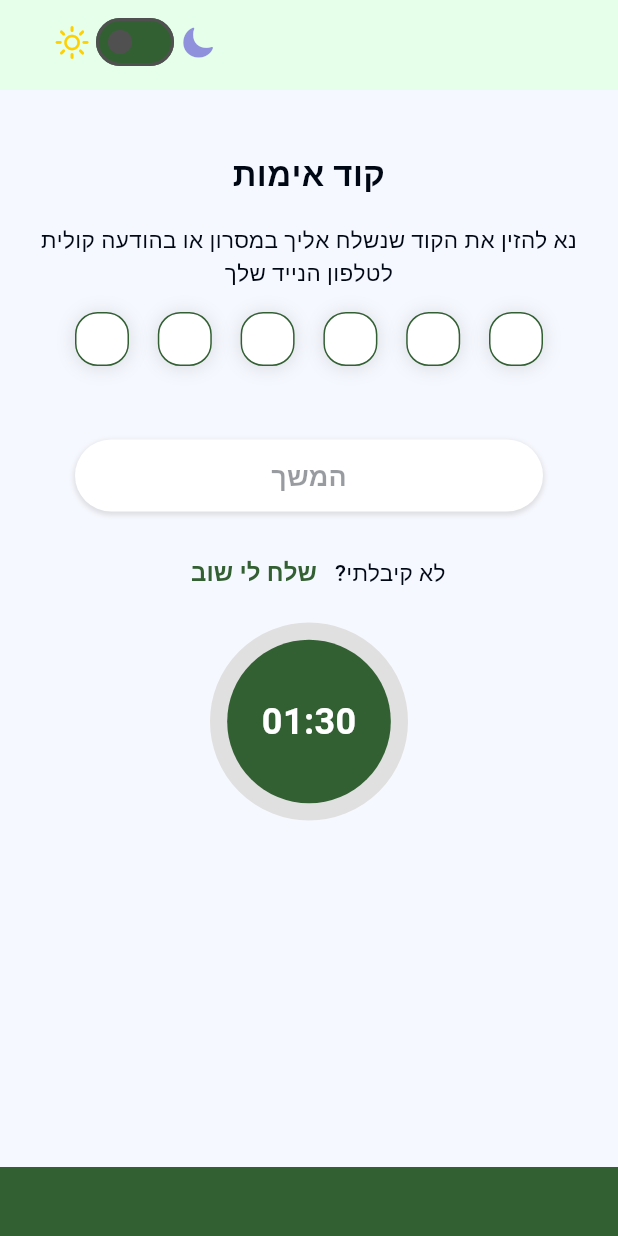
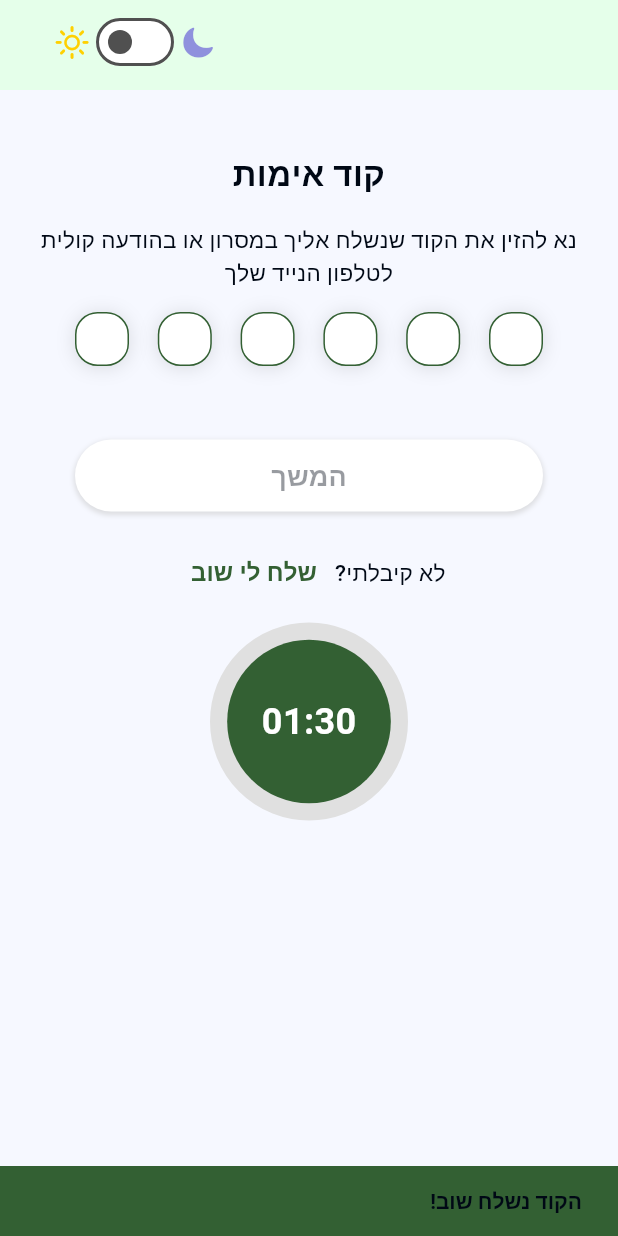
Before and after one commit to ShaharAsraf/fmr, a Flutter app: the screen it shows after launch, after a tap on "שליחת קוד אימות", after a tap on "שלח לי שוב", on a phone screen of 412 x 824 dp. Run offline on Flutter 3.47's test engine with Material 3 defaults, Android fonts, the light colour scheme and no system bars; drawn by our look-alikes of circular_countdown_timer, pin_code_fields; our stand-ins replace rxdart, shared_preferences.

Commit message:
run on ios & minor ui changes

```diff
--- a/lib/src/screens/main/widgets/confirmation_stage.dart
+++ b/lib/src/screens/main/widgets/confirmation_stage.dart
@@ -1,11 +1,12 @@
 import 'dart:async';
+
+import 'package:circular_countdown_timer/circular_countdown_timer.dart';
 import 'package:flutter/material.dart';
 import 'package:fmr/src/blocs/main/main_bloc_provider.dart';
 import 'package:fmr/src/blocs/ui/ui_bloc_provider.dart';
 import 'package:fmr/src/style/colors.dart';
 import 'package:fmr/src/style/theme.dart';
 import 'package:pin_code_fields/pin_code_fields.dart';
-import 'package:circular_countdown_timer/circular_countdown_timer.dart';
 
 class ConfirmationStage extends StatefulWidget {
   const ConfirmationStage({Key? key}) : super(key: key);
@@ -58,7 +59,12 @@ class _ConfirmationStageState extends State<ConfirmationStage> {
   void snackBar(String? message) {
     ScaffoldMessenger.of(context).showSnackBar(
       SnackBar(
-        content: Directionality(textDirection: TextDirection.rtl, child: Text(message!)),
+        content: Directionality(
+            textDirection: TextDirection.rtl,
+            child: Text(
+              message!,
+              style: Theme.of(context).textTheme.headlineSmall,
+            )),
         duration: const Duration(seconds: 2),
       ),
     );
--- a/lib/src/screens/main/widgets/init_stage.dart
+++ b/lib/src/screens/main/widgets/init_stage.dart
@@ -40,9 +40,9 @@ class InitStage extends StatelessWidget {
         onPressed: () {
           MainBlocProvider.of(context).onStageChange();
         },
-        child: const Padding(
-          padding: EdgeInsets.symmetric(horizontal: 20),
-          child: Text('שליחת קוד אימות', style: TextStyle(fontWeight: FontWeight.bold, fontSize: 14)),
+        child: Padding(
+          padding: const EdgeInsets.symmetric(horizontal: 20),
+          child: Text('שליחת קוד אימות', style: Theme.of(context).textTheme.headlineSmall),
         ));
   }
 }
--- a/lib/src/style/colors.dart
+++ b/lib/src/style/colors.dart
@@ -8,7 +8,8 @@ const Color lightAppBarBackground = Color(0xFFE5FFEA);
 const Color scaffoldBackground = Color(0xFFF6F8FF);
 const Color shadowColor = Color(0x80C5C5C5);
 const Color dayColor = Color(0xFFFFD000);
-const Color nightColor = Color(0x803924D0);
+const Color lightNightColor = Color(0x803924D0);
+const Color darkNightColor = Color(0x809545FF);
 const Color lightTextColor = Color(0xFF000815);
 const Color darkTextColor = Color(0xFFEAEFFF);
 const Color buttonColor = Color(0xFF336033);
--- a/lib/src/style/theme.dart
+++ b/lib/src/style/theme.dart
@@ -1,5 +1,6 @@
 import 'package:flutter/material.dart';
 import 'package:pin_code_fields/pin_code_fields.dart';
+
 import 'colors.dart';
 
 final darkTheme = ThemeData(
@@ -12,6 +13,7 @@ final darkTheme = ThemeData(
         shape: RoundedRectangleBorder(
           borderRadius: BorderRadius.circular(20.0),
         ),
+        textStyle: const TextStyle(color: darkTextColor, fontSize: 14),
         elevation: 4,
         backgroundColor: buttonColor,
       ),
@@ -37,6 +39,7 @@ final lightTheme = ThemeData(
       shape: RoundedRectangleBorder(
         borderRadius: BorderRadius.circular(20.0),
       ),
+      textStyle: const TextStyle(color: lightTextColor, fontSize: 14),
       elevation: 4,
       backgroundColor: buttonColor,
     ),
--- a/lib/src/widgets/my_app_bar.dart
+++ b/lib/src/widgets/my_app_bar.dart
@@ -42,8 +42,9 @@ class MyAppBar extends StatelessWidget implements PreferredSizeWidget {
                 },
                 activeTrackColor: scaffoldBackground,
                 activeColor: primaryColor,
+                inactiveTrackColor: Colors.white,
               ),
-              const Icon(CupertinoIcons.moon_fill, color: nightColor),
+              Icon(CupertinoIcons.moon_fill, color: isDark ? darkNightColor : lightNightColor),
             ],
           );
         });
```
Also changed, not shown: pubspec.lock, 10 other files.
